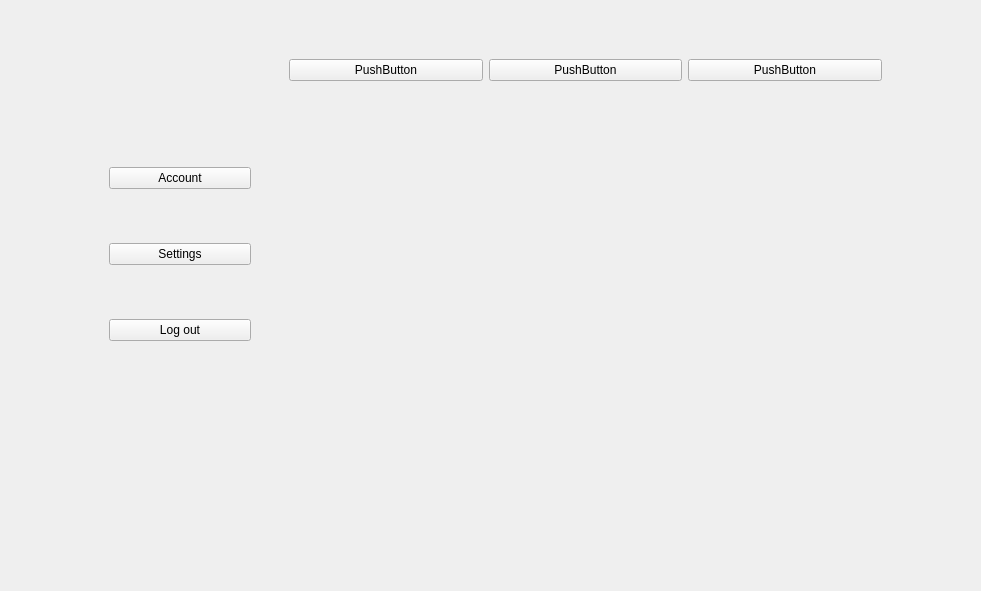
This is MainWindow.ui in Dimitrios-Mourtzilas/Business-Strategy as Qt 5 draws it before an edit. The edited form follows.
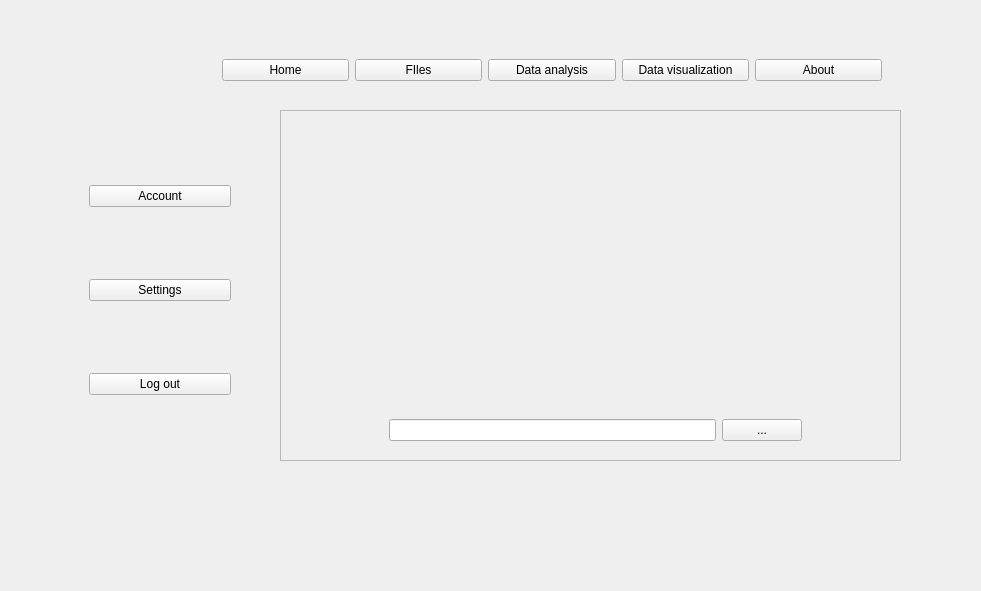
This is the edited form. Icons and pictures are not drawn.

Commit message: Changed MainWindow layout

```diff
--- a/MainWindow.ui
+++ b/MainWindow.ui
@@ -43,21 +43,35 @@
     <item>
      <widget class="QPushButton" name="pushButton">
       <property name="text">
-       <string>PushButton</string>
+       <string>Home</string>
       </property>
      </widget>
     </item>
     <item>
      <widget class="QPushButton" name="pushButton_2">
       <property name="text">
-       <string>PushButton</string>
+       <string>FIles</string>
       </property>
      </widget>
     </item>
     <item>
      <widget class="QPushButton" name="pushButton_3">
       <property name="text">
-       <string>PushButton</string>
+       <string>Data analysis</string>
+      </property>
+     </widget>
+    </item>
+    <item>
+     <widget class="QPushButton" name="data_vis_button">
+      <property name="text">
+       <string>Data visualization</string>
+      </property>
+     </widget>
+    </item>
+    <item>
+     <widget class="QPushButton" name="about_button">
+      <property name="text">
+       <string>About</string>
       </property>
      </widget>
     </item>
@@ -66,10 +80,10 @@
   <widget class="QFrame" name="user_menu">
    <property name="geometry">
     <rect>
-     <x>100</x>
+     <x>80</x>
      <y>110</y>
      <width>160</width>
-     <height>291</height>
+     <height>361</height>
     </rect>
    </property>
    <property name="styleSheet">
@@ -103,6 +117,44 @@
     </item>
    </layout>
   </widget>
+  <widget class="QFrame" name="FileFrame">
+   <property name="geometry">
+    <rect>
+     <x>280</x>
+     <y>110</y>
+     <width>621</width>
+     <height>351</height>
+    </rect>
+   </property>
+   <property name="frameShape">
+    <enum>QFrame::StyledPanel</enum>
+   </property>
+   <property name="frameShadow">
+    <enum>QFrame::Raised</enum>
+   </property>
+   <widget class="QFrame" name="fileButtonsFrame">
+    <property name="geometry">
+     <rect>
+      <x>100</x>
+      <y>300</y>
+      <width>431</width>
+      <height>41</height>
+     </rect>
+    </property>
+    <layout class="QHBoxLayout" name="horizontalLayout_2">
+     <item>
+      <widget class="QLineEdit" name="filePathEdit"/>
+     </item>
+     <item>
+      <widget class="QPushButton" name="fileOpenButton">
+       <property name="text">
+        <string>...</string>
+       </property>
+      </widget>
+     </item>
+    </layout>
+   </widget>
+  </widget>
  </widget>
  <resources>
   <include location="src/image.qrc"/>
```
Left out of the diff: 12 changed lines with no effect on the pictures. The commit also changes 841 other files.
